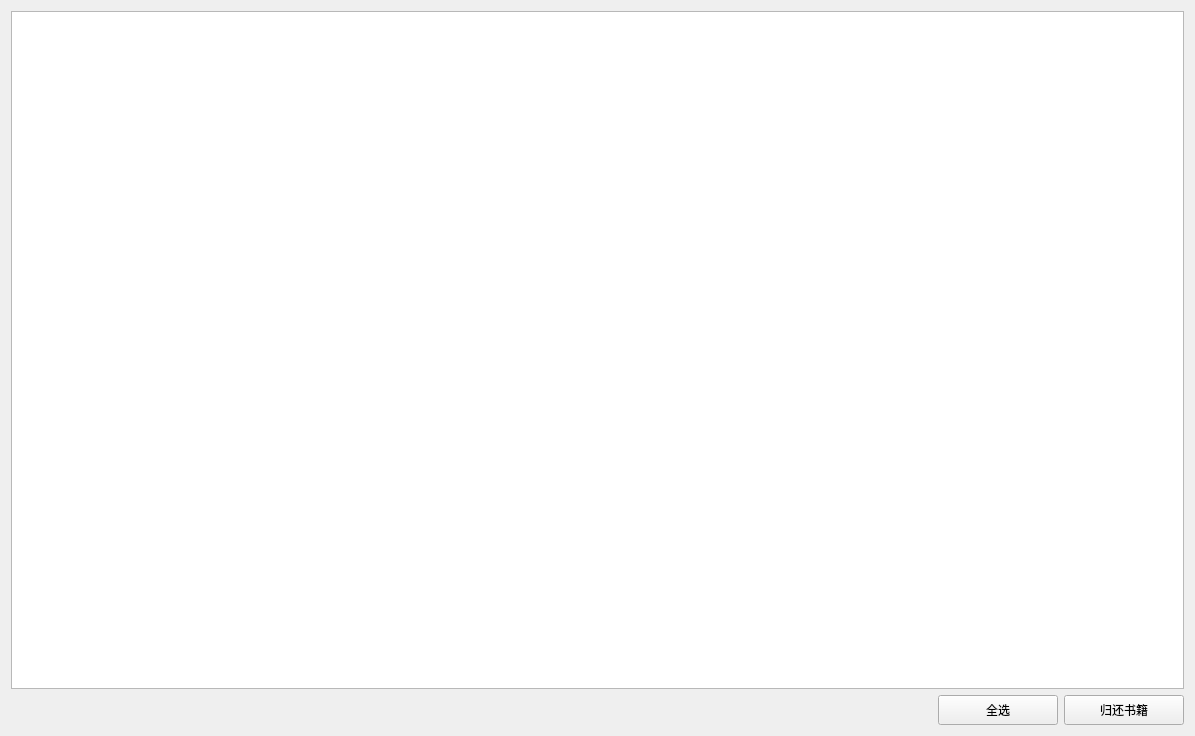
This is LibraryManageByMysqlQt/bookborrowinfowidget.ui in ocean0117/library-manage-by-mysql-qt as Qt 5 draws it before an edit. The edited form follows.
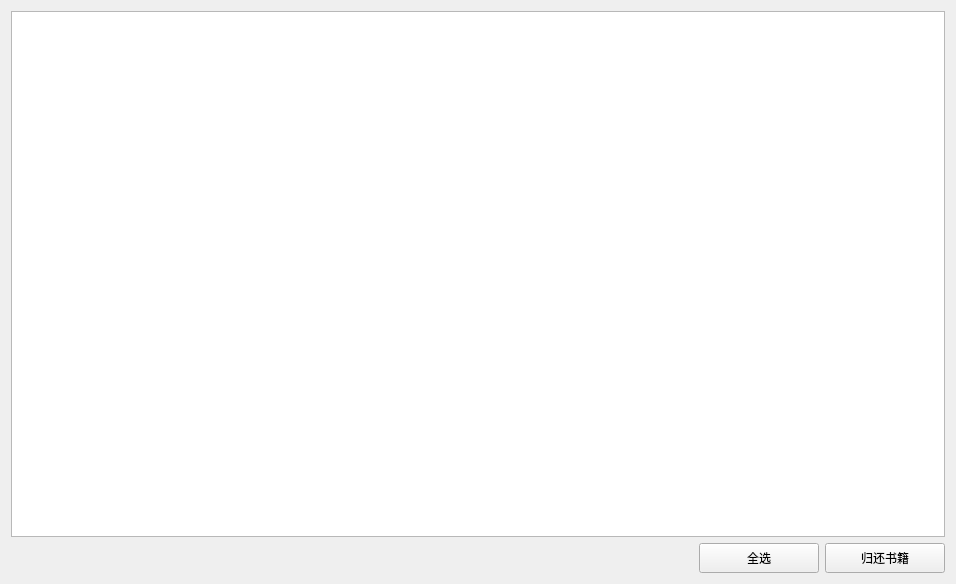
This is the edited form.

```diff
--- a/LibraryManageByMysqlQt/bookborrowinfowidget.ui
+++ b/LibraryManageByMysqlQt/bookborrowinfowidget.ui
@@ -6,14 +6,14 @@
    <rect>
     <x>0</x>
     <y>0</y>
-    <width>1195</width>
-    <height>736</height>
+    <width>956</width>
+    <height>584</height>
    </rect>
   </property>
   <property name="minimumSize">
    <size>
-    <width>1195</width>
-    <height>736</height>
+    <width>778</width>
+    <height>300</height>
    </size>
   </property>
   <property name="maximumSize">
```
